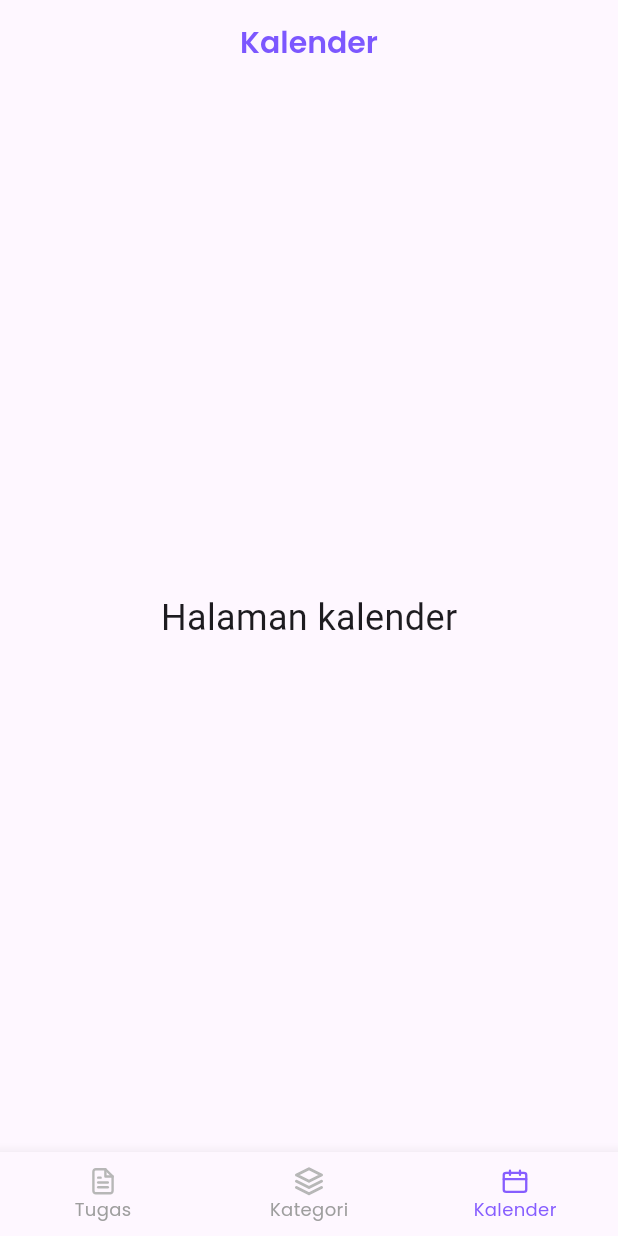
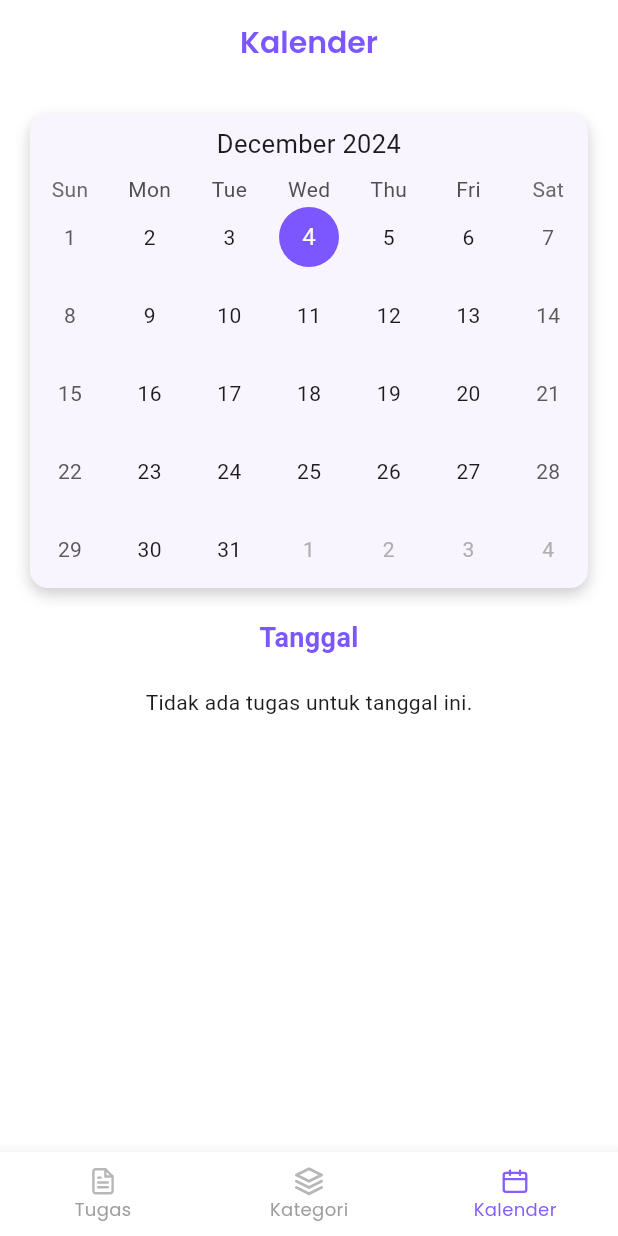
Before and after one commit to Lamakera/lamakera, a Flutter app: the screen it shows after launch, item 3 of the bottom bar chosen, on a phone screen of 412 x 824 dp. Run offline on Flutter 3.47's test engine with Material 3 defaults, Android fonts, the phone set to English and light mode, and no system bars; drawn by our look-alikes of table_calendar; our stand-ins replace flutter_svg, google_fonts, sqflite; accounts and stored records are empty.

Commit message:
menambahkan kalender

```diff
--- a/lib/screens/add_task_screen.dart
+++ b/lib/screens/add_task_screen.dart
@@ -56,6 +56,7 @@ class _TambahTugasPageState extends State<TambahTugasPage> {
   @override
   Widget build(BuildContext context) {
     return Scaffold(
+      backgroundColor: Colors.white,
       appBar: AppBar(
         title: Text(
           'Tambah Tugas',
@@ -63,6 +64,7 @@ class _TambahTugasPageState extends State<TambahTugasPage> {
             color: AppColors.mediumPurple,
           ),
         ),
+        backgroundColor: Colors.white,
         centerTitle: true,
         automaticallyImplyLeading: true,
         iconTheme: IconThemeData(
--- a/lib/screens/calender_screen.dart
+++ b/lib/screens/calender_screen.dart
@@ -1,13 +1,51 @@
 import 'package:flutter/material.dart';
+import 'package:table_calendar/table_calendar.dart';
 import 'package:lamakera/styles/fonts.dart';
 import 'package:lamakera/styles/colors.dart';
+import 'package:lamakera/helper/db_helper.dart';
+import '../model/todo.dart';
+import '../widget/todo_item.dart';
 
-class KalenderPage extends StatelessWidget {
+class KalenderPage extends StatefulWidget {
   const KalenderPage({super.key});
 
   @override
+  _KalenderPageState createState() => _KalenderPageState();
+}
+
+class _KalenderPageState extends State<KalenderPage> {
+  late DateTime _selectedDay;
+  late DateTime _focusedDay;
+  List<Map<String, dynamic>> taskList = [];
+  final DatabaseHelper _databaseHelper = DatabaseHelper();
+
+  @override
+  void initState() {
+    super.initState();
+    _selectedDay = DateTime.now();
+    _focusedDay = DateTime.now();
+    _fetchTasks();
+  }
+
+  Future<void> _fetchTasks() async {
+    final data = await _databaseHelper.queryAllRows();
+    setState(() {
+      taskList = data;
+    });
+  }
+
+  @override
   Widget build(BuildContext context) {
+    // Filter tugas berdasarkan tanggal yang dipilih
+    List<Map<String, dynamic>> filteredTasks = taskList.where((task) {
+      DateTime deadline = DateTime.parse(task['deadline']);
+      return deadline.year == _selectedDay.year &&
+          deadline.month == _selectedDay.month &&
+          deadline.day == _selectedDay.day;
+    }).toList();
+
     return Scaffold(
+      backgroundColor: Colors.white,
       appBar: AppBar(
         title: Text(
           'Kalender',
@@ -15,10 +53,92 @@ class KalenderPage extends StatelessWidget {
             color: AppColors.mediumPurple,
           ),
         ),
+        backgroundColor: Colors.white,
         centerTitle: true,
       ),
-      body: Center(
-        child: Text('Halaman kalender', style: TextStyle(fontSize: 24)),
+      body: Padding(
+        padding: const EdgeInsets.all(20.0),
+        child: Column(
+          children: [
+            Container(
+              decoration: BoxDecoration(
+                color: AppColors.lavenderBlush, // Warna latar belakang merah
+                borderRadius: BorderRadius.circular(12), // Sudut melengkung
+                boxShadow: [
+                  BoxShadow(
+                    color: Colors.black
+                        .withOpacity(0.2), // Warna shadow dengan transparansi
+                    blurRadius: 8, // Tingkat blur dari shadow
+                    offset: Offset(0, 4), // Posisi shadow (x, y)
+                  ),
+                ],
+              ),
+              child: TableCalendar(
+                firstDay: DateTime.utc(2020, 01, 01),
+                lastDay: DateTime.utc(2030, 12, 31),
+                focusedDay: _focusedDay,
+                selectedDayPredicate: (day) => isSameDay(_selectedDay, day),
+                onDaySelected: (selectedDay, focusedDay) {
+                  setState(() {
+                    _selectedDay = selectedDay;
+                    _focusedDay = focusedDay;
+                  });
+                  _fetchTasks(); // Update tasks when the selected day changes
+                },
+                calendarStyle: CalendarStyle(
+                  todayDecoration: BoxDecoration(
+                    color: AppColors.mediumPurple,
+                    shape: BoxShape.circle,
+                  ),
+                  selectedDecoration: BoxDecoration(
+                    color: AppColors.mediumPurple,
+                    shape: BoxShape.circle,
+                  ),
+                ),
+                headerStyle: HeaderStyle(
+                  formatButtonVisible: false, // Menyembunyikan format button
+                  titleCentered: true, // Memastikan title ada di tengah
+                  leftChevronVisible:
+                      false, // Menyembunyikan tombol chevron kiri
+                  rightChevronVisible:
+                      false, // Menyembunyikan tombol chevron kanan
+                ),
+              ),
+            ),
+            SizedBox(height: 20),
+            Text(
+              'Tanggal Terpilih: ${_selectedDay.toLocal()}'.split(' ')[0],
+              style: TextStyle(
+                fontSize: 18,
+                fontWeight: FontWeight.bold,
+                color: AppColors.mediumPurple,
+              ),
+            ),
+            SizedBox(height: 20),
+            // Menampilkan todo yang sesuai dengan tanggal yang dipilih
+            filteredTasks.isNotEmpty
+                ? Expanded(
+                    child: ListView.builder(
+                      itemCount: filteredTasks.length,
+                      itemBuilder: (context, index) {
+                        final task = ToDo.fromMap(filteredTasks[index]);
+                        return ToDoItem(
+                          todo: task,
+                          onToDoChanged: (updatedTask) async {
+                            await _databaseHelper.update(updatedTask.toMap());
+                            _fetchTasks();
+                          },
+                          onDeleteItem: (id) async {
+                            await _databaseHelper.delete(id);
+                            _fetchTasks();
+                          },
+                        );
+                      },
+                    ),
+                  )
+                : Text('Tidak ada tugas untuk tanggal ini.'),
+          ],
+        ),
       ),
     );
   }
--- a/lib/screens/category_screen.dart
+++ b/lib/screens/category_screen.dart
@@ -43,6 +43,7 @@ class _KategoriPageState extends State<KategoriPage> {
         taskList.where((task) => task['category'] == selectedCategory).toList();
 
     return Scaffold(
+      backgroundColor: Colors.white,
       appBar: AppBar(
         title: Text(
           'Kategori',
@@ -50,6 +51,7 @@ class _KategoriPageState extends State<KategoriPage> {
             color: AppColors.mediumPurple,
           ),
         ),
+        backgroundColor: Colors.white,
         centerTitle: true,
       ),
       body: Padding(
--- a/lib/screens/edit_task_screen.dart
+++ b/lib/screens/edit_task_screen.dart
@@ -67,6 +67,7 @@ class _EditTugasPageState extends State<EditTugasPage> {
   @override
   Widget build(BuildContext context) {
     return Scaffold(
+      backgroundColor: Colors.white,
       appBar: AppBar(
         title: Text(
           'Edit Tugas',
@@ -74,6 +75,7 @@ class _EditTugasPageState extends State<EditTugasPage> {
             color: AppColors.mediumPurple,
           ),
         ),
+        backgroundColor: Colors.white,
         centerTitle: true,
         automaticallyImplyLeading: true,
         iconTheme: IconThemeData(
--- a/lib/screens/home_screen.dart
+++ b/lib/screens/home_screen.dart
@@ -6,7 +6,6 @@ import 'package:lamakera/styles/fonts.dart';
 import 'package:lamakera/styles/colors.dart';
 import '../model/todo.dart';
 import '../widget/todo_item.dart';
-
 
 class MyMainPage extends StatefulWidget {
   const MyMainPage({super.key});
@@ -45,6 +44,7 @@ class _MyWidgetState extends State<MyMainPage> {
   @override
   Widget build(BuildContext context) {
     return Scaffold(
+      backgroundColor: Colors.white,
       appBar: PreferredSize(
         preferredSize: const Size.fromHeight(70),
         child: AppBar(
--- a/lib/screens/my_bottom.dart
+++ b/lib/screens/my_bottom.dart
@@ -3,7 +3,7 @@ import 'package:lamakera/screens/home_screen.dart';
 import 'package:lamakera/screens/category_screen.dart';
 import 'package:lamakera/screens/calender_screen.dart';
 import 'package:lamakera/styles/colors.dart';
-import 'package:lamakera/styles/fonts.dart'; // Pastikan AppTextStyles sudah diimpor
+import 'package:lamakera/styles/fonts.dart';
 import 'package:flutter_svg/flutter_svg.dart';
 
 class MyBottom extends StatefulWidget {
@@ -30,8 +30,10 @@ class _MyBottomState extends State<MyBottom> {
   @override
   Widget build(BuildContext context) {
     return Scaffold(
+      backgroundColor: Colors.white, // Menambahkan warna latar belakang putih
       body: _page[_currentindex],
       bottomNavigationBar: BottomNavigationBar(
+        backgroundColor: Colors.white, // Warna latar belakang navigation bar
         items: <BottomNavigationBarItem>[
           BottomNavigationBarItem(
             icon: SvgPicture.asset(
@@ -67,10 +69,8 @@ class _MyBottomState extends State<MyBottom> {
         currentIndex: _currentindex,
         selectedItemColor: AppColors.vibrantViolet,
         unselectedItemColor: Colors.grey,
-        selectedLabelStyle:
-            AppTextStyles.subhead1Regular, // Gaya teks label dipilih
-        unselectedLabelStyle:
-            AppTextStyles.subhead1Regular, // Gaya teks label tidak dipilih
+        selectedLabelStyle: AppTextStyles.subhead1Regular,
+        unselectedLabelStyle: AppTextStyles.subhead1Regular,
         onTap: _onTappedItem,
       ),
     );
--- a/lib/styles/colors.dart
+++ b/lib/styles/colors.dart
@@ -9,4 +9,6 @@ class AppColors {
   static const Color lightGray = Color(0xFFB7B7B7);
   static const Color royalPurple = Color(0xFF391899);
   static const Color mediumPurple = Color(0xFF7C57FF);
+
+
 }
--- a/lib/widget/todo_item.dart
+++ b/lib/widget/todo_item.dart
@@ -35,7 +35,9 @@ class ToDoItem extends StatelessWidget {
         padding: const EdgeInsets.symmetric(vertical: 10, horizontal: 12),
         margin: const EdgeInsets.only(bottom: 10),
         decoration: BoxDecoration(
-          color: todo.isDone ? Colors.green.withOpacity(0.1) : Colors.white,
+          color: todo.isDone
+              ? Colors.green.withOpacity(0.1)
+              : AppColors.lavenderBlush,
           borderRadius: BorderRadius.circular(12),
           boxShadow: [
             BoxShadow(
--- a/pubspec.yaml
+++ b/pubspec.yaml
@@ -16,7 +16,8 @@ dependencies:
   google_fonts: ^6.2.1
   intl_utils: ^2.8.7
   flutter_svg: ^2.0.15
-  intl: ^0.18.0
+  intl: 0.19.0
+  table_calendar: ^3.1.2
 
 dev_dependencies:
   flutter_test:
```
Also changed, not shown: lib/helper/db_helper.dart (line endings or trailing spaces), pubspec.lock.
